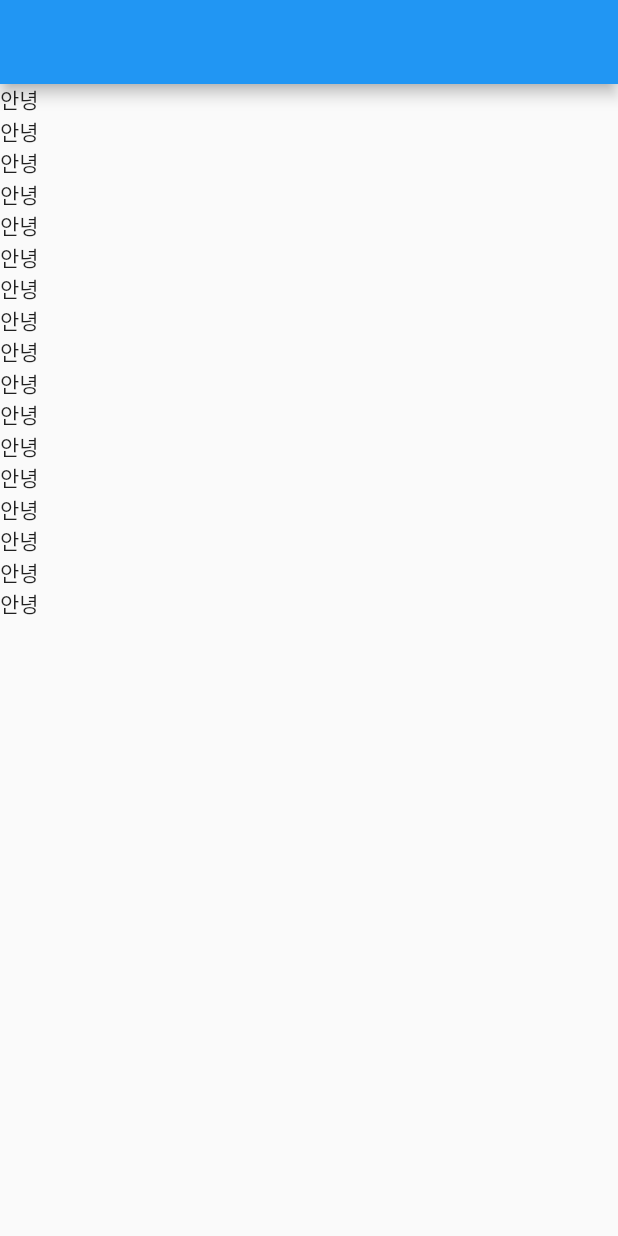
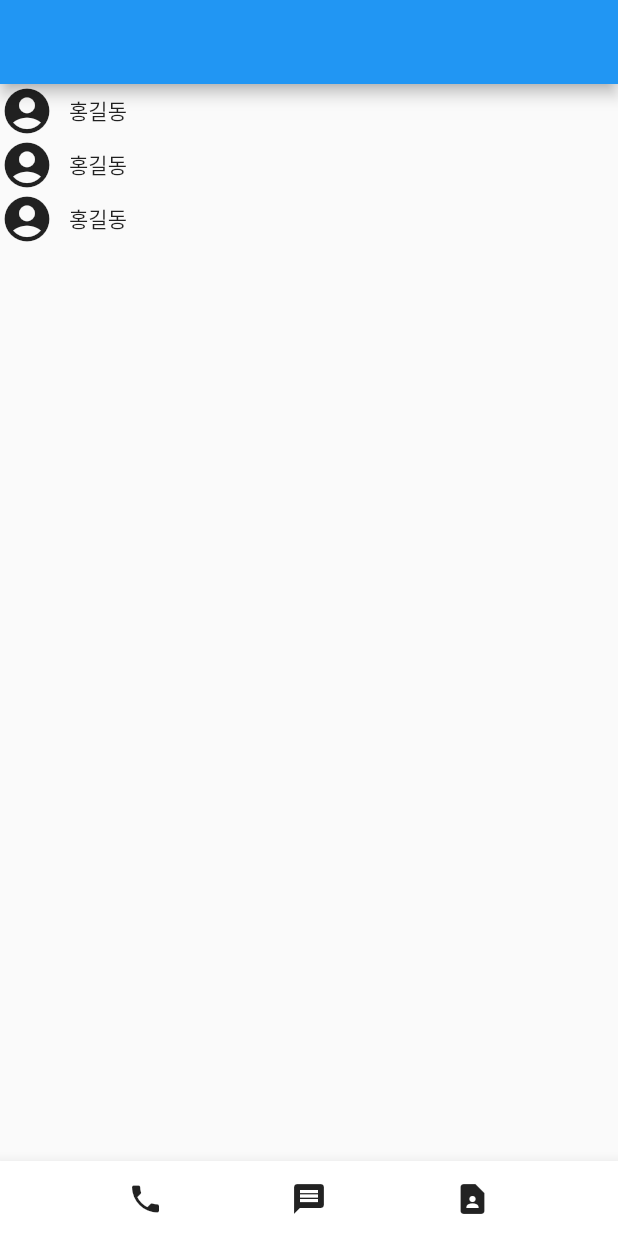
Before and after one commit to ein214/flutter_contact, a Flutter app: the screen it shows after launch, on a phone screen of 412 x 824 dp. Run offline on Flutter 3.47's test engine with Material 2 defaults, Android fonts, the phone set to English and light mode, and no system bars.

```diff
--- a/lib/main.dart
+++ b/lib/main.dart
@@ -17,16 +17,12 @@ class MyApp extends StatelessWidget {
     return MaterialApp(
       home: Scaffold(
         appBar: AppBar(),
-        bottomNavigationBar: BottomAppBar(),
+        bottomNavigationBar: BottomNavi(),
         body: ListView(
           children: [
-            Text('안녕'),
-            Text('안녕'),
-            Text('안녕'),
-            Text('안녕'),Text('안녕'),Text('안녕'),
-            Text('안녕'),
-            Text('안녕'),Text('안녕'),Text('안녕'),Text('안녕'),
-            Text('안녕'),Text('안녕'),Text('안녕'),Text('안녕'),Text('안녕'),Text('안녕'),
+            ListItem(),
+            ListItem(),
+            ListItem()
           ],
         ),
       ),
@@ -34,16 +30,42 @@ class MyApp extends StatelessWidget {
   }
 }
 
-/* stless 누르고 Tab키 누르고 사용 할 이름 추가 */
-class ShopItem extends StatelessWidget {
-  const ShopItem({Key? key}) : super(key: key);
+class ListItem extends StatelessWidget {
+  const ListItem({Key? key}) : super(key: key);
 
   @override
   Widget build(BuildContext context) {
-
-    // 이부분에 함수 작업
-    return SizedBox(
-        child: Text('안녕')
+    return Row(
+      crossAxisAlignment: CrossAxisAlignment.center,
+      children: [
+        Icon(Icons.account_circle, size: 36,),
+        Padding(
+          padding: EdgeInsets.fromLTRB(10, 0, 0, 0),
+          child: Text('홍길동'),
+        )
+      ],
     );
   }
 }
+
+
+class BottomNavi extends StatelessWidget {
+  const BottomNavi({Key? key}) : super(key: key);
+
+  @override
+  Widget build(BuildContext context) {
+      return BottomAppBar(
+          child: SizedBox(
+              height: 50,
+              child: Row(
+                  mainAxisAlignment: MainAxisAlignment.spaceEvenly,
+                  children: [
+                      Icon(Icons.phone),
+                      Icon(Icons.message),
+                      Icon(Icons.contact_page)
+                  ],
+              )
+          )
+      );
+  }
+}
```
